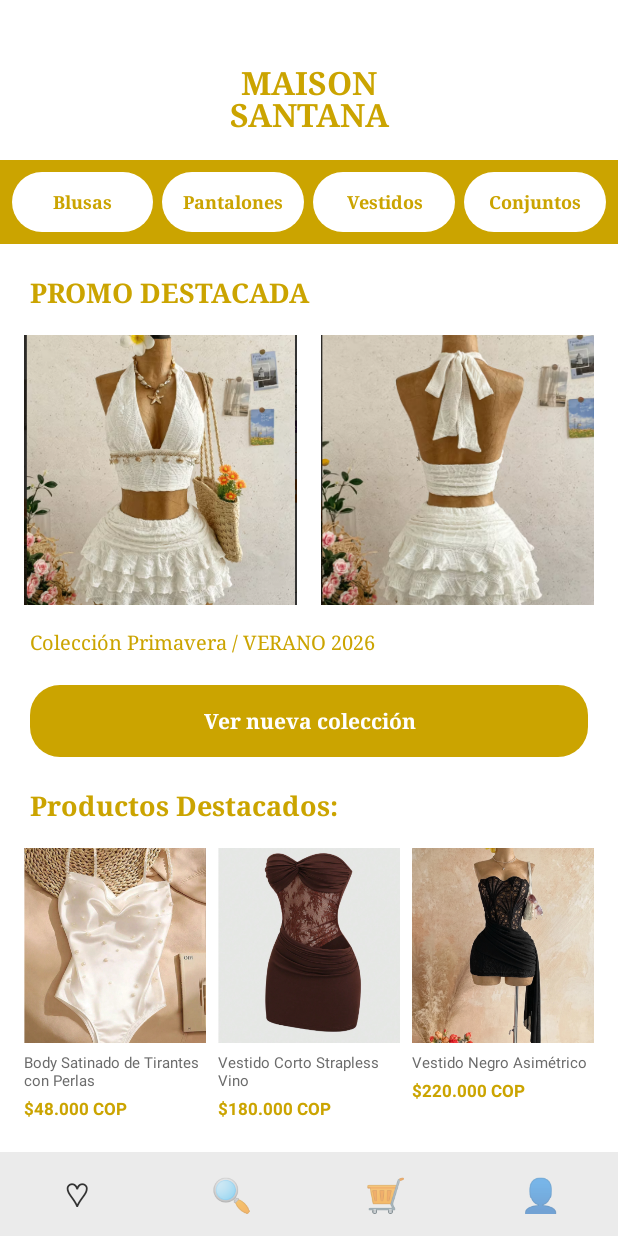
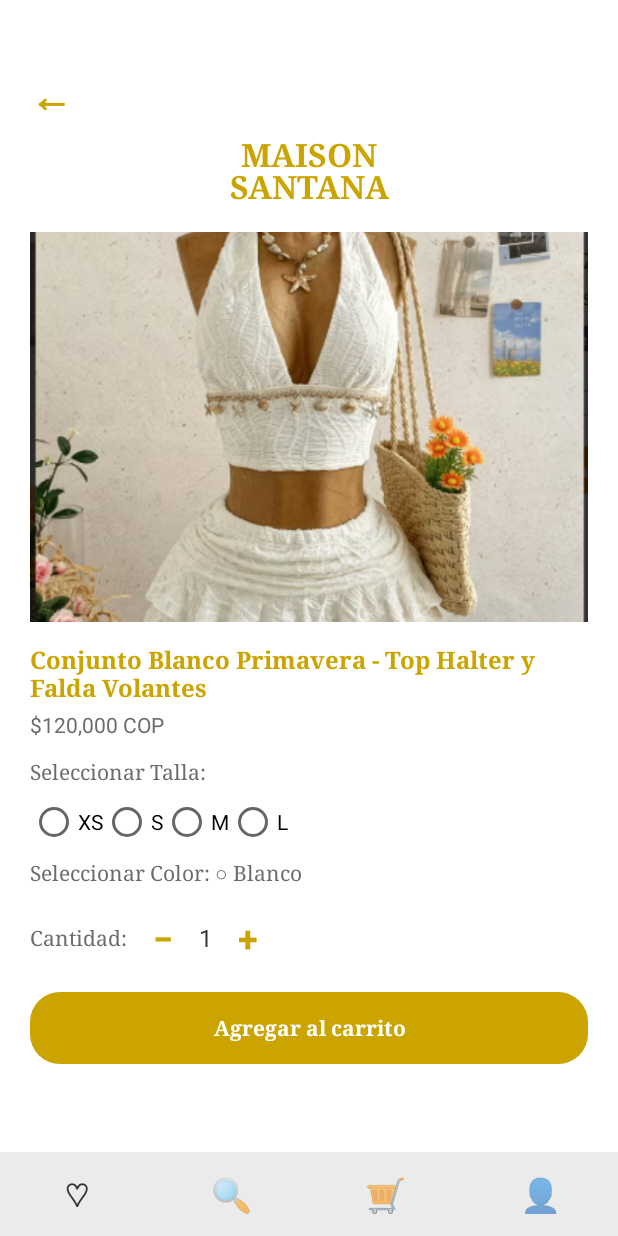
Before and after one commit to juliethsantana3142-ops/MaisonSantana, an Android app: the InicioActivity screen opened directly, with no data from a screen before it, after a tap on "Ver nueva colección", on a phone screen of 412 x 824 dp. Run offline under Robolectric (Android 15) with nearby library versions, the phone set to English and light mode, and no system bars.

Commit message:
Promo y nueva coleccion abren el detalle

```diff
--- a/app/src/main/java/com/maisonsantana/app/InicioActivity.kt
+++ b/app/src/main/java/com/maisonsantana/app/InicioActivity.kt
@@ -13,8 +13,17 @@ class InicioActivity : AppCompatActivity() {
         super.onCreate(savedInstanceState)
         setContentView(R.layout.activity_inicio)
 
+
+        abrirDetalle(R.id.imgPromo1, "Conjunto Blanco Primavera - Top Halter y Falda Volantes", 120000, R.drawable.promo_1)
+        abrirDetalle(R.id.imgPromo2, "Conjunto Blanco Primavera - Vista Espalda", 120000, R.drawable.promo2)
+
+
         findViewById<Button>(R.id.btnNuevaColeccion).setOnClickListener {
-            mostrar("Nueva colección próximamente")
+            val intent = Intent(this, DetalleActivity::class.java)
+            intent.putExtra("nombre", "Conjunto Blanco Primavera - Top Halter y Falda Volantes")
+            intent.putExtra("precio", 120000)
+            intent.putExtra("foto", R.drawable.promo_1)
+            startActivity(intent)
         }
 
         abrirDetalle(R.id.card1, "Body Satinado de Tirantes con Perlas Maison Pearl", 48000, R.drawable.body_perlas)
@@ -28,7 +37,7 @@ class InicioActivity : AppCompatActivity() {
             mostrar("Búsqueda próximamente")
         }
         findViewById<TextView>(R.id.navCart).setOnClickListener {
-            mostrar("Carrito próximamente")
+            mostrar("Elige un producto para agregarlo al carrito")
         }
         findViewById<TextView>(R.id.navProfile).setOnClickListener {
             startActivity(Intent(this, MainActivity::class.java))
```
